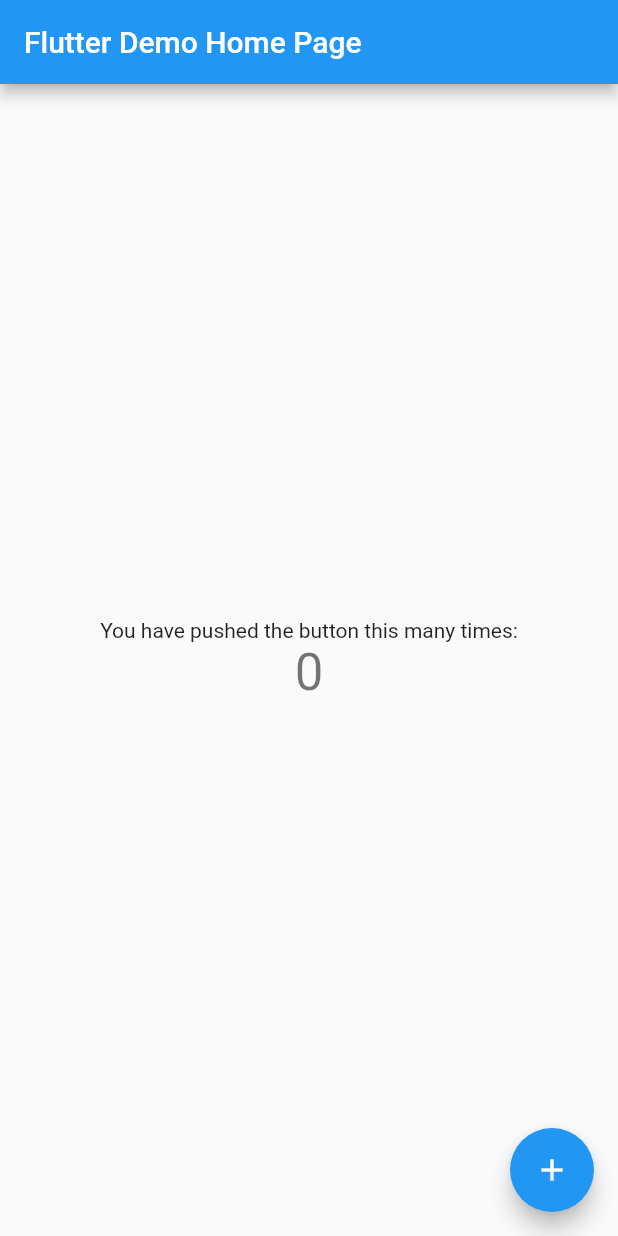
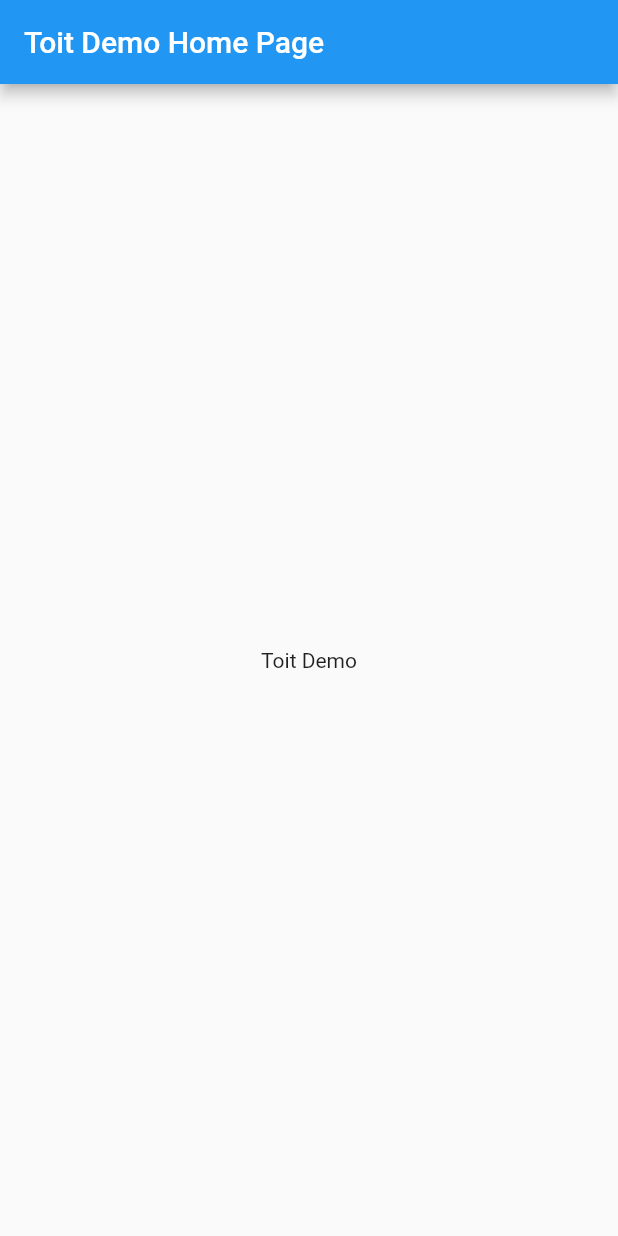
Before and after one commit to toitware/demo-flutter, a Flutter app: the screen it shows after launch, on a phone screen of 412 x 824 dp. Run offline on Flutter 3.47's test engine with Material 2 defaults, Android fonts, the phone set to English and light mode, and no system bars.

Commit message:
Simplify and change it to a Toit Demo app.

```diff
--- a/demo/lib/main.dart
+++ b/demo/lib/main.dart
@@ -9,35 +9,14 @@ class MyApp extends StatelessWidget {
   @override
   Widget build(BuildContext context) {
     return MaterialApp(
-      title: 'Flutter Demo',
-      theme: ThemeData(
-        // This is the theme of your application.
-        //
-        // Try running your application with "flutter run". You'll see the
-        // application has a blue toolbar. Then, without quitting the app, try
-        // changing the primarySwatch below to Colors.green and then invoke
-        // "hot reload" (press "r" in the console where you ran "flutter run",
-        // or simply save your changes to "hot reload" in a Flutter IDE).
-        // Notice that the counter didn't reset back to zero; the application
-        // is not restarted.
-        primarySwatch: Colors.blue,
-      ),
-      home: MyHomePage(title: 'Flutter Demo Home Page'),
+      title: 'Toit Demo',
+      home: MyHomePage(title: 'Toit Demo Home Page'),
     );
   }
 }
 
 class MyHomePage extends StatefulWidget {
   MyHomePage({Key? key, required this.title}) : super(key: key);
-
-  // This widget is the home page of your application. It is stateful, meaning
-  // that it has a State object (defined below) that contains fields that affect
-  // how it looks.
-
-  // This class is the configuration for the state. It holds the values (in this
-  // case the title) provided by the parent (in this case the App widget) and
-  // used by the build method of the State. Fields in a Widget subclass are
-  // always marked "final".
 
   final String title;
 
@@ -46,68 +25,20 @@ class MyHomePage extends StatefulWidget {
 }
 
 class _MyHomePageState extends State<MyHomePage> {
-  int _counter = 0;
-
-  void _incrementCounter() {
-    setState(() {
-      // This call to setState tells the Flutter framework that something has
-      // changed in this State, which causes it to rerun the build method below
-      // so that the display can reflect the updated values. If we changed
-      // _counter without calling setState(), then the build method would not be
-      // called again, and so nothing would appear to happen.
-      _counter++;
-    });
-  }
 
   @override
   Widget build(BuildContext context) {
-    // This method is rerun every time setState is called, for instance as done
-    // by the _incrementCounter method above.
-    //
-    // The Flutter framework has been optimized to make rerunning build methods
-    // fast, so that you can just rebuild anything that needs updating rather
-    // than having to individually change instances of widgets.
     return Scaffold(
       appBar: AppBar(
-        // Here we take the value from the MyHomePage object that was created by
-        // the App.build method, and use it to set our appbar title.
         title: Text(widget.title),
       ),
       body: Center(
         // Center is a layout widget. It takes a single child and positions it
         // in the middle of the parent.
-        child: Column(
-          // Column is also a layout widget. It takes a list of children and
-          // arranges them vertically. By default, it sizes itself to fit its
-          // children horizontally, and tries to be as tall as its parent.
-          //
-          // Invoke "debug painting" (press "p" in the console, choose the
-          // "Toggle Debug Paint" action from the Flutter Inspector in Android
-          // Studio, or the "Toggle Debug Paint" command in Visual Studio Code)
-          // to see the wireframe for each widget.
-          //
-          // Column has various properties to control how it sizes itself and
-          // how it positions its children. Here we use mainAxisAlignment to
-          // center the children vertically; the main axis here is the vertical
-          // axis because Columns are vertical (the cross axis would be
-          // horizontal).
-          mainAxisAlignment: MainAxisAlignment.center,
-          children: <Widget>[
-            Text(
-              'You have pushed the button this many times:',
+        child: Text(
+              'Toit Demo',
             ),
-            Text(
-              '$_counter',
-              style: Theme.of(context).textTheme.headline4,
-            ),
-          ],
         ),
-      ),
-      floatingActionButton: FloatingActionButton(
-        onPressed: _incrementCounter,
-        tooltip: 'Increment',
-        child: Icon(Icons.add),
-      ), // This trailing comma makes auto-formatting nicer for build methods.
-    );
+      );
   }
 }
```
Also changed, not shown: 2 other files.
